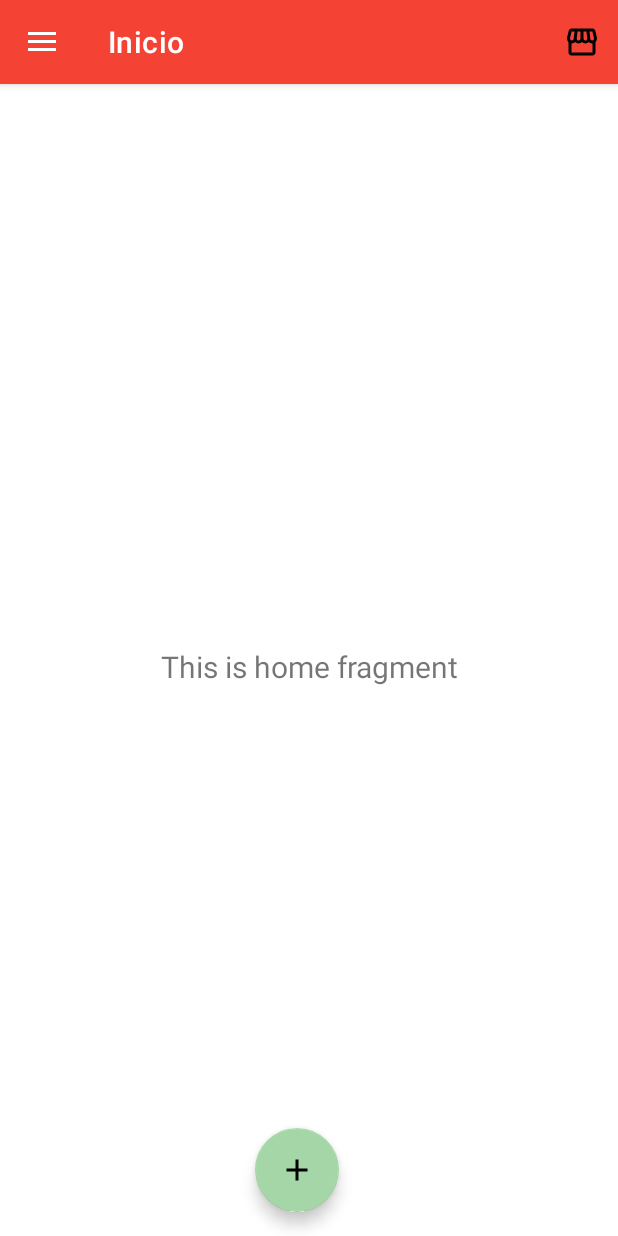
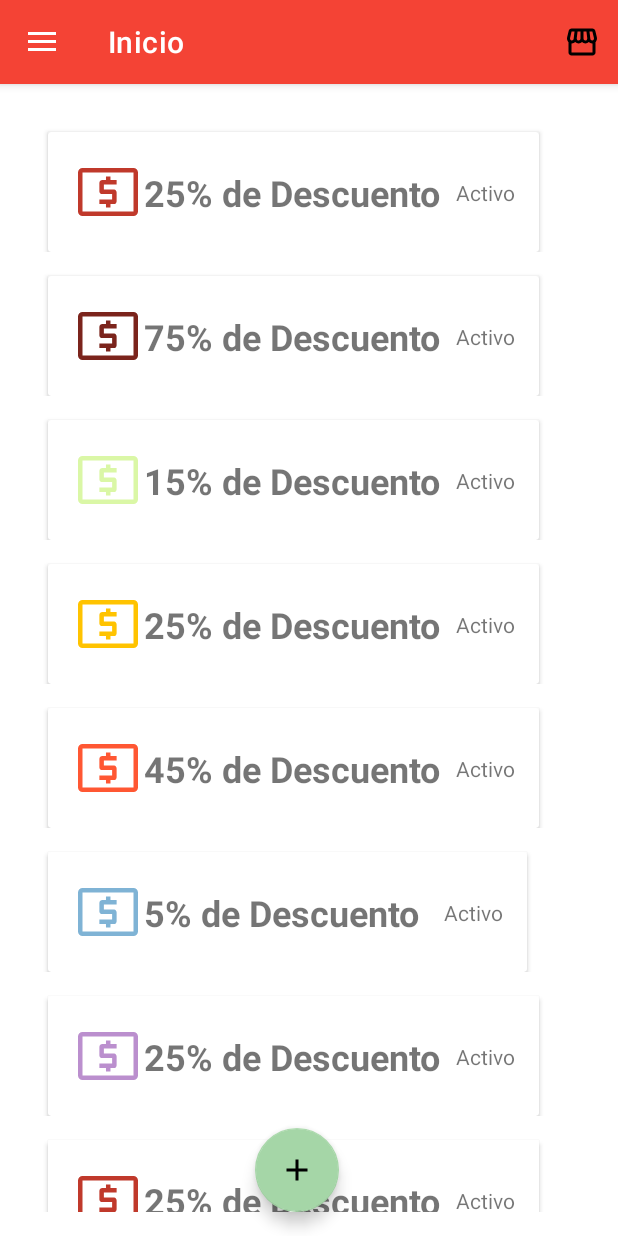
Before and after one commit to EmilianoGMX/ProyectoFinal, an Android app: the screen it shows after launch (DrawerActivity), after a tap on "INICIAR SESION", on a phone screen of 412 x 824 dp. Run offline under Robolectric (Android 15) with nearby library versions, the phone set to English and light mode, and no system bars; our stand-ins replace navigation-ui; 1 other tap on this screen came first.

Commit message:
se añadio diseño adapter

```diff
--- a/app/build.gradle
+++ b/app/build.gradle
@@ -42,4 +42,6 @@ dependencies {
     testImplementation 'junit:junit:4.13.2'
     androidTestImplementation 'androidx.test.ext:junit:1.1.3'
     androidTestImplementation 'androidx.test.espresso:espresso-core:3.4.0'
+
+    implementation "androidx.recyclerview:recyclerview:1.2.1"
 }
--- /dev/null
+++ b/app/src/main/java/com/example/proyectofinal/ListAdapter.java
@@ -0,0 +1,66 @@
+package com.example.proyectofinal;
+
+import android.content.Context;
+import android.graphics.Color;
+import android.graphics.PorterDuff;
+import android.view.LayoutInflater;
+import android.view.View;
+import android.view.ViewGroup;
+import android.widget.ImageView;
+import android.widget.TextView;
+
+import androidx.recyclerview.widget.RecyclerView;
+
+import java.util.List;
+
+public class ListAdapter extends RecyclerView.Adapter<ListAdapter.ViewHolder> {
+
+    private List<ListElement> mData;
+    private LayoutInflater mInflater;
+    private Context context;
+
+    public ListAdapter(List<ListElement> itemList, Context context) {
+        this.mInflater = LayoutInflater.from(context);
+        this.context = context;
+        this.mData = itemList;
+    }
+
+    @Override
+    public int getItemCount() {
+        return mData.size();
+    }
+
+    @Override
+    public ListAdapter.ViewHolder onCreateViewHolder(ViewGroup parent, int viewType) {
+        View view = mInflater.inflate(R.layout.list_element, null);
+        return new ListAdapter.ViewHolder(view);
+    }
+
+    @Override
+    public void onBindViewHolder(final ListAdapter.ViewHolder holder, final int position) {
+        holder.bindData(mData.get(position));
+    }
+
+    public void setItems(List<ListElement> items) {
+        mData = items;
+    }
+
+    public class ViewHolder extends RecyclerView.ViewHolder {
+        ImageView iconImage;
+        TextView name, status;
+
+        ViewHolder(View itemView) {
+            super(itemView);
+            iconImage = itemView.findViewById(R.id.iconImageView);
+            name = itemView.findViewById(R.id.nameTextView);
+            status = itemView.findViewById(R.id.statusTextView);
+        }
+
+        void bindData(final ListElement item) {
+            iconImage.setColorFilter(Color.parseColor(item.getTicket()), PorterDuff.Mode.SRC_IN);
+            name.setText(item.getNombre());
+            status.setText(item.getStatus());
+        }
+
+    }
+}
--- /dev/null
+++ b/app/src/main/java/com/example/proyectofinal/ListElement.java
@@ -0,0 +1,38 @@
+package com.example.proyectofinal;
+
+public class ListElement {
+
+    public String ticket;
+    public String nombre;
+    public String status;
+
+    public ListElement(String ticket, String nombre, String status) {
+        this.ticket = ticket;
+        this.nombre = nombre;
+        this.status = status;
+    }
+
+    public String getTicket() {
+        return ticket;
+    }
+
+    public void setTicket(String ticket) {
+        this.ticket = ticket;
+    }
+
+    public String getNombre() {
+        return nombre;
+    }
+
+    public void setNombre(String nombre) {
+        this.nombre = nombre;
+    }
+
+    public String getStatus() {
+        return status;
+    }
+
+    public void setStatus(String status) {
+        this.status = status;
+    }
+}
--- a/app/src/main/java/com/example/proyectofinal/MainActivity.java
+++ b/app/src/main/java/com/example/proyectofinal/MainActivity.java
@@ -5,8 +5,13 @@ import android.os.Bundle;
 import android.view.View;
 
 import androidx.appcompat.app.AppCompatActivity;
+import androidx.recyclerview.widget.LinearLayoutManager;
+import androidx.recyclerview.widget.RecyclerView;
 
 import com.example.proyectofinal.databinding.ActivityMainBinding;
+
+import java.util.ArrayList;
+import java.util.List;
 
 public class MainActivity extends AppCompatActivity {
 
@@ -18,19 +23,25 @@ public class MainActivity extends AppCompatActivity {
         binding = ActivityMainBinding.inflate(getLayoutInflater());
         View view = binding.getRoot();
         setContentView(view);
+        initComponents();
+        setListeners();
 
-        setListeners();
+
+    }
+
+    private void initComponents() {
 
     }
 
     //Método el botón crearCuenta
-    public void crearCuenta(View view){
+    public void crearCuenta(View view) {
         Intent crearCuenta = new Intent(this, CrearCuentaActivity.class);
         startActivity(crearCuenta);
         finish();
     }
+
     //Método el botón login
-    public void login(View view){
+    public void login(View view) {
         Intent login = new Intent(this, DrawerActivity.class);
         startActivity(login);
         finish();
--- a/app/src/main/java/com/example/proyectofinal/ui/gallery/GalleryViewModel.java
+++ b/app/src/main/java/com/example/proyectofinal/ui/gallery/GalleryViewModel.java
@@ -10,7 +10,7 @@ public class GalleryViewModel extends ViewModel {
 
     public GalleryViewModel() {
         mText = new MutableLiveData<>();
-        mText.setValue("This is gallery fragment");
+        mText.setValue("Promociones");
     }
 
     public LiveData<String> getText() {
--- a/app/src/main/java/com/example/proyectofinal/ui/home/HomeFragment.java
+++ b/app/src/main/java/com/example/proyectofinal/ui/home/HomeFragment.java
@@ -4,15 +4,23 @@ import android.os.Bundle;
 import android.view.LayoutInflater;
 import android.view.View;
 import android.view.ViewGroup;
-import android.widget.TextView;
 
 import androidx.annotation.NonNull;
 import androidx.fragment.app.Fragment;
 import androidx.lifecycle.ViewModelProvider;
+import androidx.recyclerview.widget.LinearLayoutManager;
+import androidx.recyclerview.widget.RecyclerView;
 
+import com.example.proyectofinal.ListAdapter;
+import com.example.proyectofinal.ListElement;
 import com.example.proyectofinal.databinding.FragmentHomeBinding;
 
+import java.util.ArrayList;
+import java.util.List;
+
 public class HomeFragment extends Fragment {
+    List<ListElement> elements;
+
 
     private FragmentHomeBinding binding;
 
@@ -23,10 +31,36 @@ public class HomeFragment extends Fragment {
 
         binding = FragmentHomeBinding.inflate(inflater, container, false);
         View root = binding.getRoot();
+        initComponents();
 
-        final TextView textView = binding.textHome;
-        homeViewModel.getText().observe(getViewLifecycleOwner(), textView::setText);
+        /*final TextView textView = binding.textHome;
+        homeViewModel.getText().observe(getViewLifecycleOwner(), textView::setText);*/
         return root;
+
+    }
+
+    private void initComponents() {
+        elements = new ArrayList<>();
+        elements.add(new ListElement("#C0392B", "25% de Descuento", "   Activo"));
+        elements.add(new ListElement("#7B241C", "75% de Descuento", "   Activo"));
+        elements.add(new ListElement("#DAF7A6", "15% de Descuento", "   Activo"));
+        elements.add(new ListElement("#FFC300", "25% de Descuento", "   Activo"));
+        elements.add(new ListElement("#FF5733", "45% de Descuento", "   Activo"));
+        elements.add(new ListElement("#7FB3D5", "5% de Descuento ", "   Activo"));
+        elements.add(new ListElement("#BB8FCE", "25% de Descuento", "   Activo"));elements.add(new ListElement("#C0392B", "25% de Descuento", "   Activo"));
+        elements.add(new ListElement("#7B241C", "75% de Descuento", "   Activo"));
+        elements.add(new ListElement("#DAF7A6", "15% de Descuento", "   Activo"));
+        elements.add(new ListElement("#FFC300", "25% de Descuento", "   Activo"));
+        elements.add(new ListElement("#FF5733", "45% de Descuento", "   Activo"));
+        elements.add(new ListElement("#7FB3D5", "5% de Descuento ", "   Activo"));
+        elements.add(new ListElement("#BB8FCE", "25% de Descuento", "   Activo"));
+
+
+        ListAdapter listAdapter = new ListAdapter(elements, getContext());
+        RecyclerView recyclerView = binding.RecyclerView;
+        recyclerView.setHasFixedSize(true);
+        recyclerView.setLayoutManager(new LinearLayoutManager(getContext()));
+        recyclerView.setAdapter(listAdapter);
     }
 
     @Override
--- a/app/src/main/java/com/example/proyectofinal/ui/home/HomeViewModel.java
+++ b/app/src/main/java/com/example/proyectofinal/ui/home/HomeViewModel.java
@@ -10,7 +10,7 @@ public class HomeViewModel extends ViewModel {
 
     public HomeViewModel() {
         mText = new MutableLiveData<>();
-        mText.setValue("This is home fragment");
+        mText.setValue("Inicio");
     }
 
     public LiveData<String> getText() {
--- /dev/null
+++ b/app/src/main/res/drawable/ic_promotion.xml
@@ -0,0 +1,9 @@
+<vector xmlns:android="http://schemas.android.com/apk/res/android"
+    android:width="48dp"
+    android:height="48dp"
+    android:viewportWidth="48"
+    android:viewportHeight="48">
+  <path
+      android:fillColor="#FF000000"
+      android:pathData="M22.65,34.3H25.65V32.05H28.05Q28.8,32.05 29.275,31.45Q29.75,30.85 29.75,30.1V24.35Q29.75,23.55 29.275,22.975Q28.8,22.4 28.05,22.4H21.25V18.95H29.75V15.95H25.65V13.7H22.65V15.95H20.2Q19.45,15.95 18.85,16.55Q18.25,17.15 18.25,17.95V23.65Q18.25,24.45 18.85,24.925Q19.45,25.4 20.2,25.4H26.75V29.05H18.25V32.05H22.65ZM7,40Q5.8,40 4.9,39.1Q4,38.2 4,37V11Q4,9.8 4.9,8.9Q5.8,8 7,8H41Q42.2,8 43.1,8.9Q44,9.8 44,11V37Q44,38.2 43.1,39.1Q42.2,40 41,40ZM7,37Q7,37 7,37Q7,37 7,37V11Q7,11 7,11Q7,11 7,11Q7,11 7,11Q7,11 7,11V37Q7,37 7,37Q7,37 7,37ZM7,37H41Q41,37 41,37Q41,37 41,37V11Q41,11 41,11Q41,11 41,11H7Q7,11 7,11Q7,11 7,11V37Q7,37 7,37Q7,37 7,37Z"/>
+</vector>
--- a/app/src/main/res/layout/fragment_gallery.xml
+++ b/app/src/main/res/layout/fragment_gallery.xml
@@ -19,5 +19,5 @@
         app:layout_constraintEnd_toEndOf="parent"
         app:layout_constraintStart_toStartOf="parent"
         app:layout_constraintTop_toTopOf="parent"
-        android:text="Hola soy la galeria"/>
+        />
 </androidx.constraintlayout.widget.ConstraintLayout>
--- a/app/src/main/res/layout/fragment_home.xml
+++ b/app/src/main/res/layout/fragment_home.xml
@@ -6,18 +6,15 @@
     android:layout_height="match_parent"
     tools:context=".ui.home.HomeFragment">
 
-    <TextView
-        android:id="@+id/text_home"
+
+    <androidx.recyclerview.widget.RecyclerView
+        android:id="@+id/RecyclerView"
         android:layout_width="match_parent"
-        android:layout_height="wrap_content"
-        android:layout_marginStart="8dp"
-        android:layout_marginTop="8dp"
-        android:layout_marginEnd="8dp"
-        android:textAlignment="center"
-        android:textSize="20sp"
+        android:layout_height="match_parent"
+        android:layout_margin="16dp"
         app:layout_constraintBottom_toBottomOf="parent"
         app:layout_constraintEnd_toEndOf="parent"
         app:layout_constraintStart_toStartOf="parent"
         app:layout_constraintTop_toTopOf="parent"
-        android:text="Hola soy la casa"/>
+        tools:listitem="@layout/list_element"/>
 </androidx.constraintlayout.widget.ConstraintLayout>
--- /dev/null
+++ b/app/src/main/res/layout/list_element.xml
@@ -0,0 +1,59 @@
+<?xml version="1.0" encoding="utf-8"?>
+<androidx.constraintlayout.widget.ConstraintLayout xmlns:android="http://schemas.android.com/apk/res/android"
+    xmlns:app="http://schemas.android.com/apk/res-auto"
+    android:layout_width="match_parent"
+    android:layout_height="match_parent"
+    xmlns:tools="http://schemas.android.com/tools">
+
+    <androidx.cardview.widget.CardView
+        android:layout_width="match_parent"
+        android:layout_height="wrap_content"
+        app:layout_constraintEnd_toEndOf="parent"
+        app:layout_constraintStart_toStartOf="parent"
+        app:layout_constraintTop_toTopOf="parent"
+        android:layout_margin="16dp">
+
+
+        <androidx.constraintlayout.widget.ConstraintLayout
+            android:layout_width="match_parent"
+            android:layout_height="match_parent">
+
+            <ImageView
+                android:id="@+id/iconImageView"
+                android:layout_width="wrap_content"
+                android:layout_height="wrap_content"
+                android:layout_weight="1"
+                app:layout_constraintBottom_toBottomOf="parent"
+                app:layout_constraintStart_toStartOf="parent"
+                app:layout_constraintTop_toTopOf="parent"
+                app:srcCompat="@drawable/ic_promotion"
+                android:layout_margin="16dp"/>
+
+            <TextView
+                android:id="@+id/nameTextView"
+                android:layout_width="wrap_content"
+                android:layout_height="wrap_content"
+                android:layout_weight="1"
+                android:text="25% de descuento"
+                android:textSize="24sp"
+                android:textStyle="bold"
+                app:layout_constraintBottom_toBottomOf="parent"
+                app:layout_constraintEnd_toStartOf="@+id/statusTextView"
+                app:layout_constraintStart_toEndOf="@+id/iconImageView"
+                app:layout_constraintTop_toTopOf="parent" />
+
+            <TextView
+                android:id="@+id/statusTextView"
+                android:layout_width="wrap_content"
+                android:layout_height="wrap_content"
+                android:layout_weight="1"
+                app:layout_constraintBottom_toBottomOf="parent"
+                app:layout_constraintEnd_toEndOf="parent"
+                app:layout_constraintTop_toTopOf="parent"
+                tools:text="Disponible"
+                android:layout_margin="16dp"/>
+        </androidx.constraintlayout.widget.ConstraintLayout>
+
+
+    </androidx.cardview.widget.CardView>
+</androidx.constraintlayout.widget.ConstraintLayout>
--- a/app/src/main/res/navigation/mobile_navigation.xml
+++ b/app/src/main/res/navigation/mobile_navigation.xml
@@ -12,7 +12,7 @@
         tools:layout="@layout/fragment_home" />
 
     <fragment
-        android:id="@+id/nav_gallery"
+        android:id="@+id/nav_prom"
         android:name="com.example.proyectofinal.ui.gallery.GalleryFragment"
         android:label="@string/menu_prom"
         tools:layout="@layout/fragment_gallery" />
```
